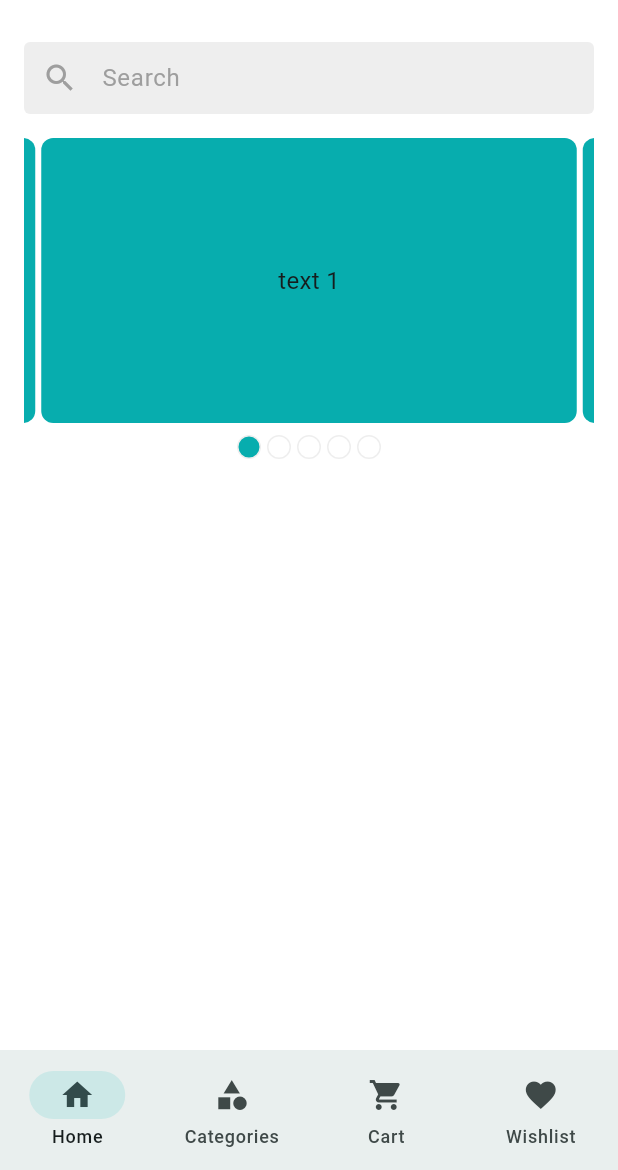
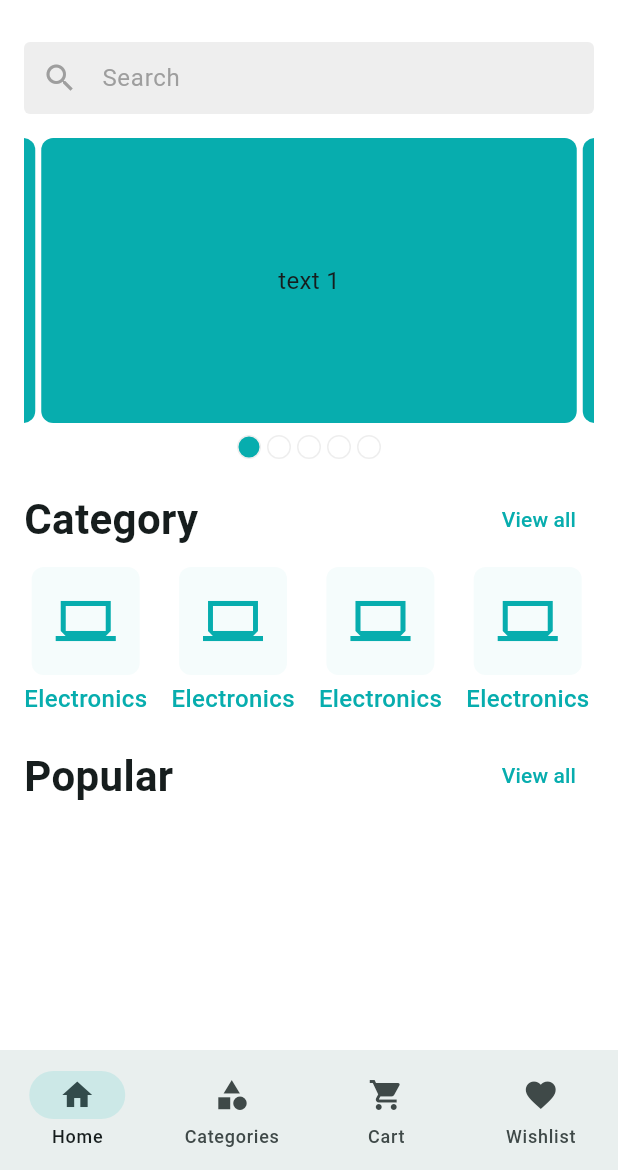
Before and after one commit to 73-sk-nahid/ecommerz, a Flutter app: the screen it shows after launch, on a phone screen of 412 x 824 dp, the part 66-1236 px from its top. Run offline on Flutter 3.47's test engine with Material 3 defaults, Android fonts, the phone set to English and light mode, and no system bars; drawn by our look-alikes of carousel_slider; our stand-ins replace flutter_svg, get, pin_code_fields.

Commit message:
home screen update

```diff
--- a/lib/features/home/ui/screens/home_screen.dart
+++ b/lib/features/home/ui/screens/home_screen.dart
@@ -1,10 +1,13 @@
+import 'package:ecommerz/app/app_colors.dart';
 import 'package:ecommerz/app/assets_path.dart';
 import 'package:ecommerz/features/home/ui/widgets/app_bar_icon_button.dart';
 import 'package:ecommerz/features/home/ui/widgets/home_carousel_slider.dart';
 import 'package:ecommerz/features/home/ui/widgets/product_search_bar.dart';
 import 'package:flutter/material.dart';
 import 'package:flutter_svg/flutter_svg.dart';
-import 'package:carousel_slider/carousel_slider.dart';
+
+import '../widgets/category_item_widget.dart';
+import '../widgets/home_section_header.dart';
 
 class HomeScreen extends StatefulWidget {
   const HomeScreen({super.key});
@@ -27,14 +30,50 @@ class _HomeScreenState extends State<HomeScreen> {
             padding: const EdgeInsets.symmetric(horizontal: 16),
             child: Column(
               children: [
-                const SizedBox(height: 16,),
+                const SizedBox(
+                  height: 16,
+                ),
                 ProductSearchBar(controller: _searchBarController),
-                const SizedBox(height: 16,),
-                HomeCarouselSlider(),
+                const SizedBox(
+                  height: 16,
+                ),
+                const HomeCarouselSlider(),
+                const SizedBox(
+                  height: 16,
+                ),
+                HomeSectionHeader(
+                  title: 'Category',
+                  onTap: () {},
+                ),
+                const SizedBox(height: 8,),
+                SingleChildScrollView(
+                  scrollDirection: Axis.horizontal,
+                  child: Row(
+                    children: _getCategoryList(),
+                  ),
+                ),
+                const SizedBox(
+                  height: 16,
+                ),
+                HomeSectionHeader(
+                  title: 'Popular',
+                  onTap: () {},
+                ),
               ],
             ),
           ),
         ));
+  }
+
+  List<Widget> _getCategoryList() {
+    List<Widget> categoryList = [];
+    for (int i = 0; i < 10; i++) {
+      categoryList.add(Padding(
+        padding: const EdgeInsets.only(right: 16.0),
+        child: const CategoryItemWidget(),
+      ));
+    }
+    return categoryList;
   }
 
   AppBar _buildAppBar() {
--- /dev/null
+++ b/lib/features/home/ui/widgets/category_item_widget.dart
@@ -0,0 +1,38 @@
+import 'package:flutter/material.dart';
+
+import '../../../../app/app_colors.dart';
+
+class CategoryItemWidget extends StatelessWidget {
+  const CategoryItemWidget({
+    super.key
+  });
+
+  @override
+  Widget build(BuildContext context) {
+    return Column(
+      children: [
+        Container(
+          padding: const EdgeInsets.all(16),
+          decoration: BoxDecoration(
+            color: AppColors.themeColor.withOpacity(0.04),
+            borderRadius: BorderRadius.circular(8),
+          ),
+          child: Icon(
+            Icons.computer_sharp,
+            color: AppColors.themeColor,
+            size: 40,
+          ),
+        ),
+        const SizedBox(height: 4,),
+        Text(
+          'Electronics',
+          style: const TextStyle(
+            fontSize: 16,
+            color: AppColors.themeColor,
+            fontWeight: FontWeight.w500
+          ),
+        ),
+      ],
+    );
+  }
+}
--- /dev/null
+++ b/lib/features/home/ui/widgets/home_section_header.dart
@@ -0,0 +1,29 @@
+import 'package:flutter/material.dart';
+
+class HomeSectionHeader extends StatelessWidget {
+  const HomeSectionHeader({
+    super.key,
+    required this.title,
+    required this.onTap,
+  });
+
+  final String title;
+  final VoidCallback onTap;
+
+  @override
+  Widget build(BuildContext context) {
+    return Row(
+      mainAxisAlignment: MainAxisAlignment.spaceBetween,
+      children: [
+        Text(
+          title,
+          style: const TextStyle(
+            fontSize: 28,
+            fontWeight: FontWeight.w600,
+          ),
+        ),
+        TextButton(onPressed: onTap, child: const Text('View all')),
+      ],
+    );
+  }
+}
```
